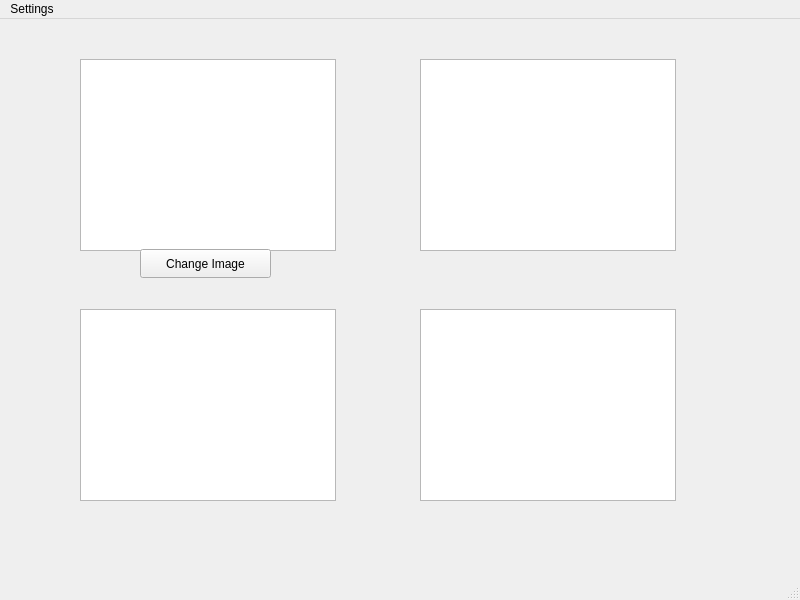
The window that client/ibsss_stream_view_window.ui (Vino4/IBSSS) describes before a commit, drawn with Qt 5.
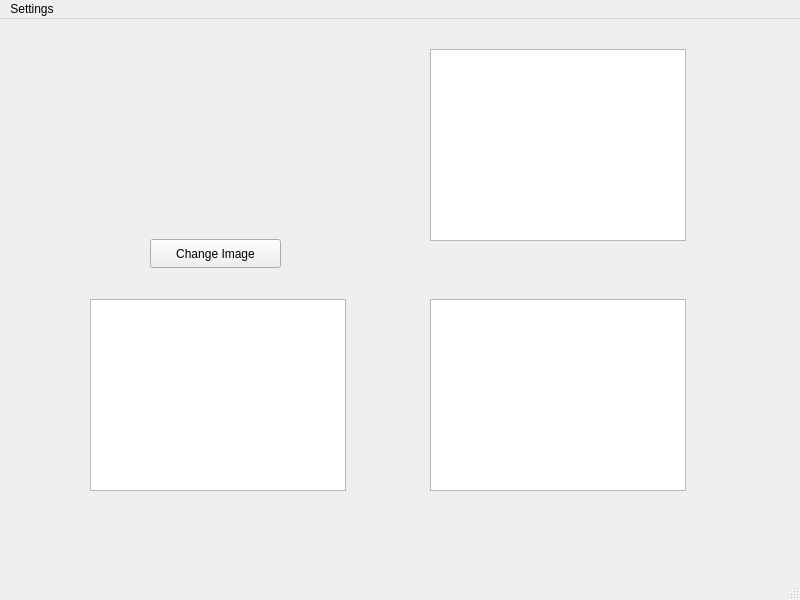
The same window after the commit. Custom widgets are drawn as their Qt base class.

Commit message: modified stream display, tested, fixed memory leak, tested how fast it can go

Patch:
```diff
--- a/client/ibsss_stream_view_window.ui
+++ b/client/ibsss_stream_view_window.ui
@@ -17,8 +17,8 @@
    <widget class="QStackedWidget" name="stackedWidget">
     <property name="geometry">
      <rect>
-      <x>30</x>
-      <y>10</y>
+      <x>40</x>
+      <y>0</y>
       <width>751</width>
       <height>511</height>
      </rect>
@@ -27,16 +27,6 @@
      <number>0</number>
     </property>
     <widget class="QWidget" name="page">
-     <widget class="QGraphicsView" name="graphicsView">
-      <property name="geometry">
-       <rect>
-        <x>50</x>
-        <y>30</y>
-        <width>256</width>
-        <height>192</height>
-       </rect>
-      </property>
-     </widget>
      <widget class="QGraphicsView" name="graphicsView_3">
       <property name="geometry">
        <rect>
@@ -80,6 +70,16 @@
        <string>Change Image</string>
       </property>
      </widget>
+     <widget class="Stream_Display" name="Display_1" native="true">
+      <property name="geometry">
+       <rect>
+        <x>50</x>
+        <y>40</y>
+        <width>251</width>
+        <height>171</height>
+       </rect>
+      </property>
+     </widget>
     </widget>
     <widget class="QWidget" name="page_5">
      <widget class="QLabel" name="label_3">
@@ -348,6 +348,14 @@
    </property>
   </action>
  </widget>
+ <customwidgets>
+  <customwidget>
+   <class>Stream_Display</class>
+   <extends>QWidget</extends>
+   <header>ibsss_stream_display.h</header>
+   <container>1</container>
+  </customwidget>
+ </customwidgets>
  <resources/>
  <connections/>
 </ui>
```
The commit also changes 5 other files.
